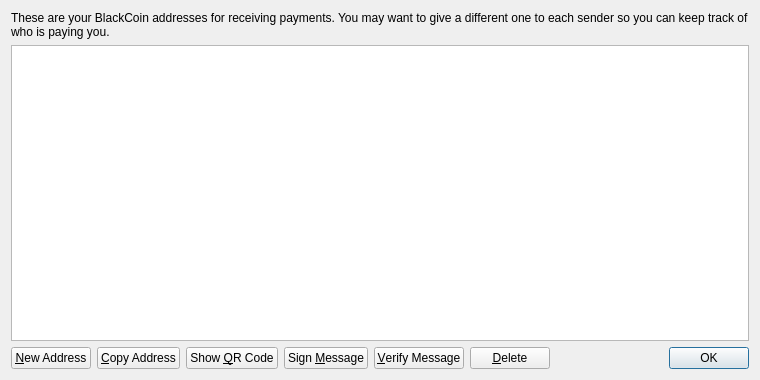
Before: the Qt Designer form src/qt/forms/addressbookpage.ui in iadixcoin/iadixcoin, drawn with Qt 5.
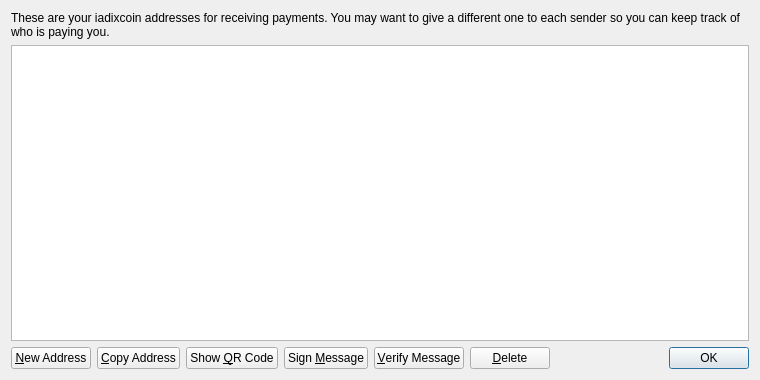
After: the same form once the commit is applied.

Commit message: Rename coin name and ticker

Patch:
```diff
--- a/src/qt/forms/addressbookpage.ui
+++ b/src/qt/forms/addressbookpage.ui
@@ -17,7 +17,7 @@
    <item>
     <widget class="QLabel" name="labelExplanation">
      <property name="text">
-      <string>These are your BlackCoin addresses for receiving payments. You may want to give a different one to each sender so you can keep track of who is paying you.</string>
+      <string>These are your iadixcoin addresses for receiving payments. You may want to give a different one to each sender so you can keep track of who is paying you.</string>
      </property>
      <property name="textFormat">
       <enum>Qt::PlainText</enum>
```
Left out of the diff: 4 changed lines with no effect on the pictures. The commit also changes 151 other files.
